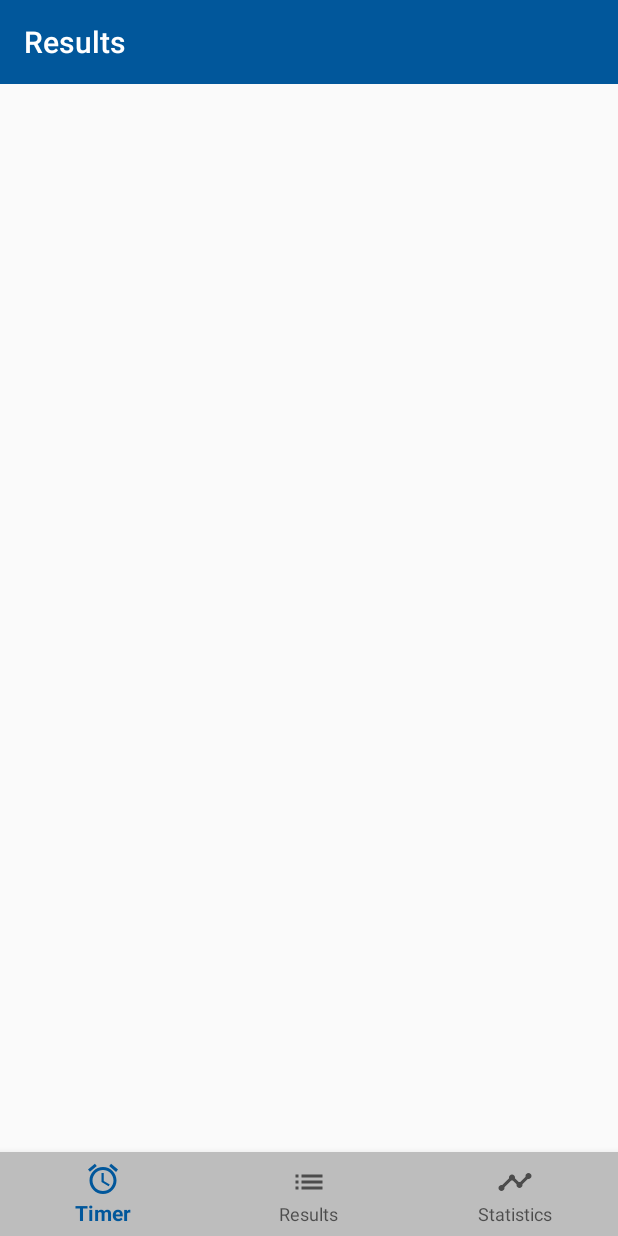
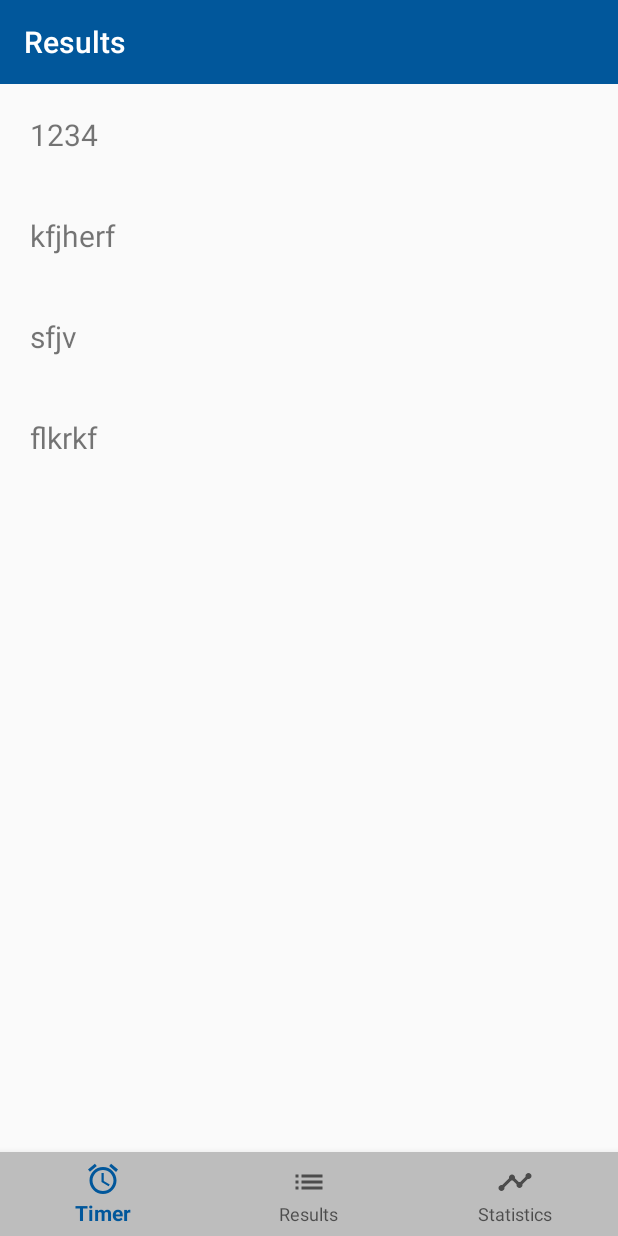
Before and after one commit to MaryMazel/TrisTimer, an Android app: the fragment ResultsFragment placed in its activity, on a phone screen of 412 x 824 dp. Run offline under Robolectric (Android 15) with nearby library versions, the phone set to English and light mode, and no system bars; our stand-ins replace data binding; libraries missing offline, so code that uses them is left out: com.spryrocks.android; 6 statements that could not run were skipped.

Commit message:
Results list adapter added and filled with testing data

```diff
--- /dev/null
+++ b/app/src/main/java/spryrocks/com/tristimer/presentation/ui/screens/results/ResultsAdapter.java
@@ -0,0 +1,58 @@
+package spryrocks.com.tristimer.presentation.ui.screens.results;
+
+import android.content.Context;
+import android.support.annotation.NonNull;
+import android.support.annotation.Nullable;
+import android.support.v7.widget.RecyclerView;
+import android.view.LayoutInflater;
+import android.view.View;
+import android.view.ViewGroup;
+import android.widget.TextView;
+
+import java.util.List;
+
+import spryrocks.com.tristimer.R;
+
+public class ResultsAdapter extends RecyclerView.Adapter<ResultsAdapter.ResultsViewHolder> {
+    @Nullable
+    private List<String> results;
+
+    private final LayoutInflater inflater;
+
+    public ResultsAdapter(@NonNull Context context, @Nullable List<String> results) {
+        this.results = results;
+        this.inflater = LayoutInflater.from(context);
+    }
+
+    @NonNull
+    @Override
+    public ResultsAdapter.ResultsViewHolder onCreateViewHolder(@NonNull ViewGroup parent, int viewType) {
+        View view = inflater.inflate(R.layout.results_item, parent, false);
+
+        return new ResultsViewHolder(view);
+    }
+
+    @Override
+    public void onBindViewHolder(@NonNull ResultsAdapter.ResultsViewHolder holder, int position) {
+        if (results == null)
+            throw new RuntimeException("results should not be null");
+
+        holder.text.setText(results.get(position));
+    }
+
+    @Override
+    public int getItemCount() {
+        if (results == null)
+            return 0;
+
+        return results.size();
+    }
+
+    class ResultsViewHolder extends RecyclerView.ViewHolder {
+        final TextView text;
+        ResultsViewHolder(View itemView) {
+            super(itemView);
+            text = itemView.findViewById(R.id.text);
+        }
+    }
+}
--- a/app/src/main/java/spryrocks/com/tristimer/presentation/ui/screens/results/ResultsFragment.java
+++ b/app/src/main/java/spryrocks/com/tristimer/presentation/ui/screens/results/ResultsFragment.java
@@ -1,25 +1,38 @@
 package spryrocks.com.tristimer.presentation.ui.screens.results;
 
 import android.arch.lifecycle.ViewModelProviders;
-import android.databinding.DataBindingUtil;
 import android.os.Bundle;
 import android.support.annotation.NonNull;
 import android.support.annotation.Nullable;
 import android.support.v4.app.Fragment;
+import android.support.v7.widget.RecyclerView;
 import android.view.LayoutInflater;
 import android.view.View;
 import android.view.ViewGroup;
+
+import java.util.ArrayList;
+import java.util.List;
+
 import spryrocks.com.tristimer.R;
-import spryrocks.com.tristimer.databinding.ResultsFragmentBinding;
 
 public class ResultsFragment extends Fragment {
-
+    List<String> results = new ArrayList<>();
     @Nullable
     @Override
     public View onCreateView(@NonNull LayoutInflater inflater, @Nullable ViewGroup container, @Nullable Bundle savedInstanceState) {
         ResultsViewModel viewModel = ViewModelProviders.of(this).get(ResultsViewModel.class);
-        ResultsFragmentBinding binding = DataBindingUtil.inflate(inflater, R.layout.results_fragment, container, false);
-        binding.setModel(viewModel.model);
-        return binding.getRoot();
+        View view = inflater.inflate(R.layout.results_fragment, container, false);
+        setInitialData();
+        RecyclerView recyclerView = view.findViewById(R.id.recyclerView);
+        ResultsAdapter adapter = new ResultsAdapter(requireContext(), results);
+        recyclerView.setAdapter(adapter);
+        return view;
+    }
+
+    private void setInitialData(){
+        results.add("1234");
+        results.add("kfjherf");
+        results.add("sfjv");
+        results.add("flkrkf");
     }
 }
--- a/app/src/main/java/spryrocks/com/tristimer/presentation/ui/screens/results/ResultsModel.java
+++ b/app/src/main/java/spryrocks/com/tristimer/presentation/ui/screens/results/ResultsModel.java
@@ -1,4 +1,9 @@
 package spryrocks.com.tristimer.presentation.ui.screens.results;
 
+import com.spryrocks.android.modules.ui.mvvm.model.ObservableField;
+
+import java.util.List;
+
 public class ResultsModel {
+    private ObservableField<List<String>> results = new ObservableField<>();
 }
--- a/app/src/main/res/layout/results_fragment.xml
+++ b/app/src/main/res/layout/results_fragment.xml
@@ -1,13 +1,7 @@
 <?xml version="1.0" encoding="utf-8"?>
-<layout xmlns:android="http://schemas.android.com/apk/res/android"
-    xmlns:app="http://schemas.android.com/apk/res-auto">
-
-    <data>
-        <variable name="model"
-            type="spryrocks.com.tristimer.presentation.ui.screens.results.ResultsModel" />
-    </data>
-
     <LinearLayout
+        xmlns:android="http://schemas.android.com/apk/res/android"
+        xmlns:app="http://schemas.android.com/apk/res-auto"
         android:layout_width="match_parent"
         android:layout_height="match_parent"
         android:orientation="vertical">
@@ -29,5 +23,3 @@
             android:orientation="vertical"/>
 
     </LinearLayout>
-
-</layout>
--- /dev/null
+++ b/app/src/main/res/layout/results_item.xml
@@ -0,0 +1,15 @@
+<?xml version="1.0" encoding="utf-8"?>
+<LinearLayout
+    xmlns:android="http://schemas.android.com/apk/res/android"
+    android:layout_width="match_parent"
+    android:layout_height="wrap_content">
+
+    <TextView
+        android:id="@+id/text"
+        android:layout_width="match_parent"
+        android:layout_height="wrap_content"
+        android:textSize="20sp"
+        android:padding="20dp"
+        android:text="Some text"/>
+
+</LinearLayout>
--- a/build.gradle
+++ b/build.gradle
@@ -6,7 +6,7 @@ buildscript {
         jcenter()
     }
     dependencies {
-        classpath 'com.android.tools.build:gradle:3.3.0-alpha09'
+        classpath 'com.android.tools.build:gradle:3.3.0-beta04'
 
         // NOTE: Do not place your application dependencies here; they belong
         // in the individual module build.gradle files
```
Also changed, not shown: gradle/wrapper/gradle-wrapper.properties.
